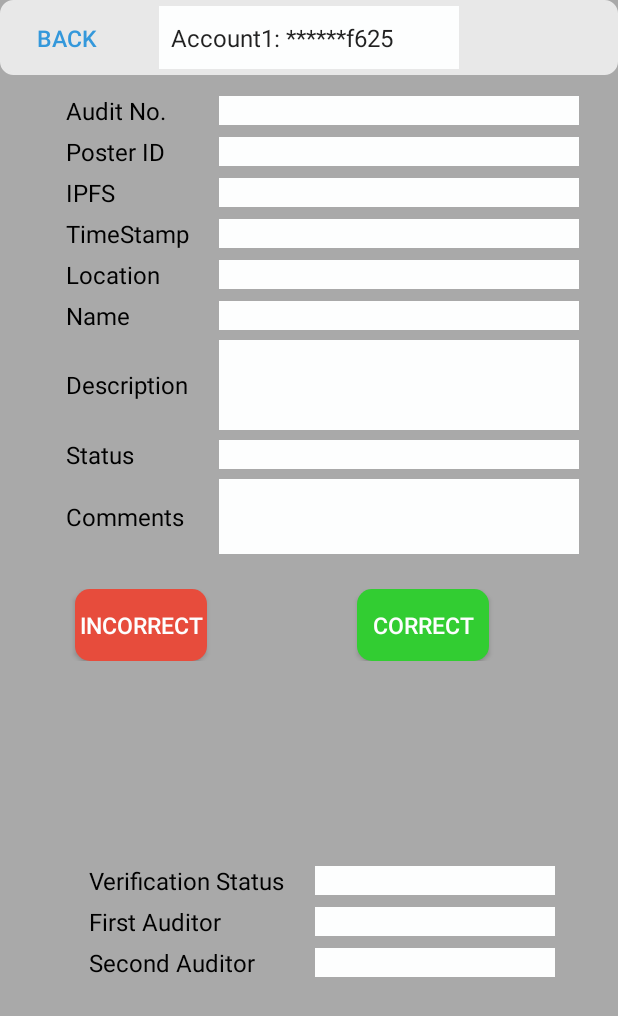
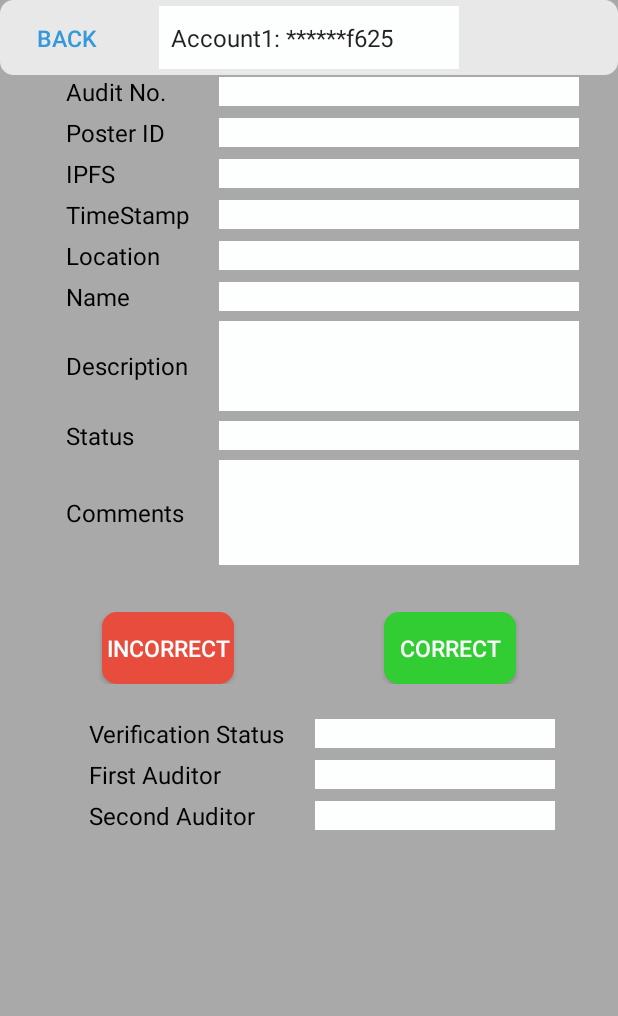
Before and after one commit to SIMBAChain/SIMBA_Android, an Android app: the AuditGalleryActivity screen opened directly, with no data from a screen before it, on a phone screen of 412 x 824 dp. Shown: the top 1016 px of the screen. Run offline under Robolectric (Android 15) with nearby library versions, the phone set to English and light mode, and no system bars.

Commit message:
Added general touch-ups for both readability and layout.

```diff
--- a/app/src/main/res/layout/activity_audit_gallery.xml
+++ b/app/src/main/res/layout/activity_audit_gallery.xml
@@ -39,7 +39,7 @@
     <TableLayout
         android:id="@+id/tableLayout"
         android:layout_width="match_parent"
-        android:layout_height="330sp"
+        android:layout_height="350sp"
         android:layout_marginBottom="8dp"
         android:layout_marginTop="0dp"
         android:layout_marginLeft="0dp"
@@ -49,7 +49,7 @@
         app:layout_constraintHorizontal_bias="0.5"
         app:layout_constraintStart_toStartOf="parent"
         app:layout_constraintTop_toBottomOf="@+id/rectangle"
-        app:layout_constraintVertical_bias="0.029">
+        app:layout_constraintVertical_bias="0.0">
 
         <TableRow
             android:layout_width="match_parent"
@@ -77,6 +77,7 @@
                 android:layout_width="match_parent"
                 android:layout_height="wrap_content"
                 android:background="@color/colorWhite"
+                android:textColor="#000000"
                 android:ems="15" />
 
         </TableRow>
@@ -111,6 +112,7 @@
                 android:layout_width="match_parent"
                 android:layout_height="wrap_content"
                 android:background="@color/colorWhite"
+                android:textColor="#000000"
                 android:ems="15"/>
 
         </TableRow>
@@ -145,6 +147,7 @@
                 android:layout_width="match_parent"
                 android:layout_height="wrap_content"
                 android:background="@color/colorWhite"
+                android:textColor="#000000"
                 android:ems="15" />
 
         </TableRow>
@@ -179,6 +182,7 @@
                 android:layout_width="match_parent"
                 android:layout_height="wrap_content"
                 android:background="@color/colorWhite"
+                android:textColor="#000000"
                 android:ems="15" />
 
         </TableRow>
@@ -213,6 +217,7 @@
                 android:layout_width="match_parent"
                 android:layout_height="wrap_content"
                 android:background="@color/colorWhite"
+                android:textColor="#000000"
                 android:ems="15"/>
 
         </TableRow>
@@ -247,6 +252,7 @@
                 android:layout_width="match_parent"
                 android:layout_height="wrap_content"
                 android:background="@color/colorWhite"
+                android:textColor="#000000"
                 android:ems="15"/>
         </TableRow>
 
@@ -280,6 +286,7 @@
                 android:layout_width="match_parent"
                 android:layout_height="60sp"
                 android:background="@color/colorWhite"
+                android:textColor="#000000"
                 android:ems="15" />
 
         </TableRow>
@@ -314,6 +321,7 @@
                 android:layout_width="match_parent"
                 android:layout_height="wrap_content"
                 android:background="@color/colorWhite"
+                android:textColor="#000000"
                 android:ems="15"/>
 
         </TableRow>
@@ -346,32 +354,29 @@
             <TextView
                 android:id="@+id/editComment"
                 android:layout_width="match_parent"
-                android:layout_height="50sp"
+                android:layout_height="70sp"
                 android:background="@color/colorWhite"
+                android:textColor="#000000"
                 android:ems="15"/>
 
         </TableRow>
-        <Space
-            android:layout_width="match_parent"
-            android:layout_height="30sp"/>
     </TableLayout>
 
     <TableLayout
         android:id="@+id/tableLayout2"
         android:layout_width="match_parent"
-        android:layout_height="55sp"
-        android:layout_marginBottom="8dp"
+        android:layout_height="70sp"
+        android:layout_marginBottom="8sp"
+        android:layout_marginTop="8sp"
         app:layout_constraintBottom_toBottomOf="parent"
         app:layout_constraintEnd_toEndOf="parent"
-        app:layout_constraintHorizontal_bias="1.0"
+        app:layout_constraintHorizontal_bias="0.0"
         app:layout_constraintStart_toStartOf="parent"
         app:layout_constraintTop_toBottomOf="@+id/tableLayout"
         app:layout_constraintVertical_bias="0.0">
 
-        <TableRow>
-            <Space
-                android:layout_width="50sp"
-                android:layout_height="match_parent"/>
+        <TableRow
+            android:gravity="center">
 
             <Button
                 android:id="@+id/IncorrectButton"
@@ -395,27 +400,22 @@
                 android:textColor="@color/colorWhite"
                 android:textSize="15sp" />
 
-            <Space
-                android:layout_height="match_parent"
-                android:layout_width="50sp"/>
-
-
         </TableRow>
 
         <Space
             android:layout_width="match_parent"
-            android:layout_height="5sp"/>
+            android:layout_height="10sp"/>
     </TableLayout>
 
     <TableLayout
         android:layout_width="match_parent"
         android:layout_height="120sp"
-        android:layout_marginBottom="0dp"
         app:layout_constraintBottom_toBottomOf="parent"
         app:layout_constraintEnd_toEndOf="parent"
-        app:layout_constraintHorizontal_bias="1.0"
+        app:layout_constraintHorizontal_bias="0.0"
         app:layout_constraintStart_toStartOf="parent"
-        app:layout_constraintTop_toBottomOf="@+id/tableLayout2">
+        app:layout_constraintTop_toBottomOf="@+id/tableLayout2"
+        app:layout_constraintVertical_bias="0.0">
 
         <TableRow
             android:layout_width="match_parent"
@@ -443,13 +443,14 @@
                 android:layout_width="match_parent"
                 android:layout_height="wrap_content"
                 android:background="@color/colorWhite"
-                android:ems="10"/>
+                android:textColor="#000000"
+                android:ems="10" />
 
         </TableRow>
 
         <Space
             android:layout_width="match_parent"
-            android:layout_height="5sp"/>
+            android:layout_height="5sp" />
 
         <TableRow
             android:layout_width="match_parent"
@@ -477,13 +478,14 @@
                 android:layout_width="match_parent"
                 android:layout_height="wrap_content"
                 android:background="@color/colorWhite"
-                android:ems="10"/>
+                android:textColor="#000000"
+                android:ems="10" />
 
         </TableRow>
 
         <Space
             android:layout_width="match_parent"
-            android:layout_height="5sp"/>
+            android:layout_height="5sp" />
 
         <TableRow
             android:layout_width="match_parent"
@@ -511,7 +513,8 @@
                 android:layout_width="match_parent"
                 android:layout_height="wrap_content"
                 android:background="@color/colorWhite"
-                android:ems="10"/>
+                android:textColor="#000000"
+                android:ems="10" />
 
         </TableRow>
 
--- a/app/src/main/res/layout/row_layout.xml
+++ b/app/src/main/res/layout/row_layout.xml
@@ -29,6 +29,7 @@
             android:layout_alignParentTop="true"
             android:layout_toRightOf="@+id/imageView"
             android:text="Title"
+            android:textColor="#000000"
             android:textSize="20sp" />
 
         <TextView
@@ -38,6 +39,7 @@
             android:layout_below="@+id/hashId"
             android:layout_toRightOf="@+id/imageView"
             android:text="Description"
+            android:textColor="#000000"
             android:textSize="20sp"/>
 
     </RelativeLayout>
```
